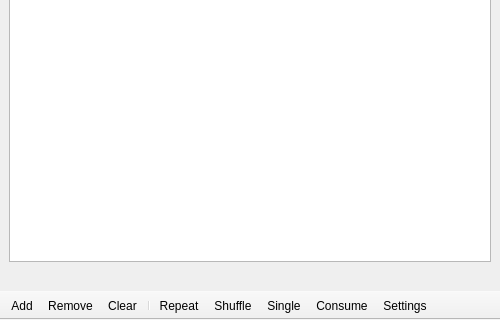
Before: the Qt Designer form qygmy/ui/main.ui in tsufeki/qygmy, drawn with Qt 5; both pictures show x 0 to 500 and y 230 to 550 of the 500 by 550 pixel window.
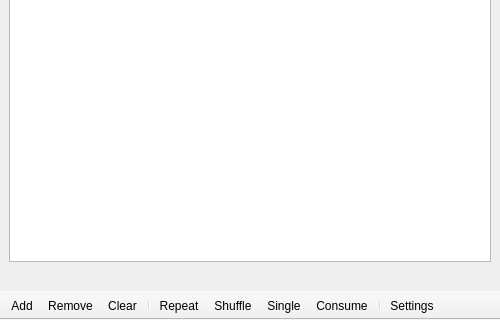
After: the same form once the commit is applied. Custom widgets are drawn as their Qt base class.

Diff of the .ui file:
```diff
--- a/qygmy/ui/main.ui
+++ b/qygmy/ui/main.ui
@@ -232,6 +232,7 @@
    <addaction name="action_shuffle"/>
    <addaction name="action_single"/>
    <addaction name="action_consume"/>
+   <addaction name="separator"/>
    <addaction name="action_settings"/>
   </widget>
   <action name="action_previous">
```
Left out of the diff: 8 changed lines with no effect on the pictures.
